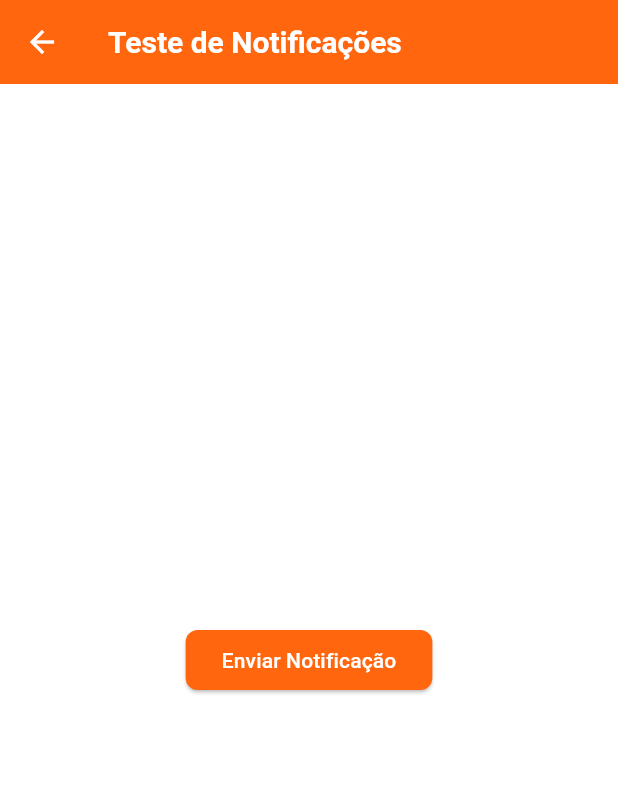
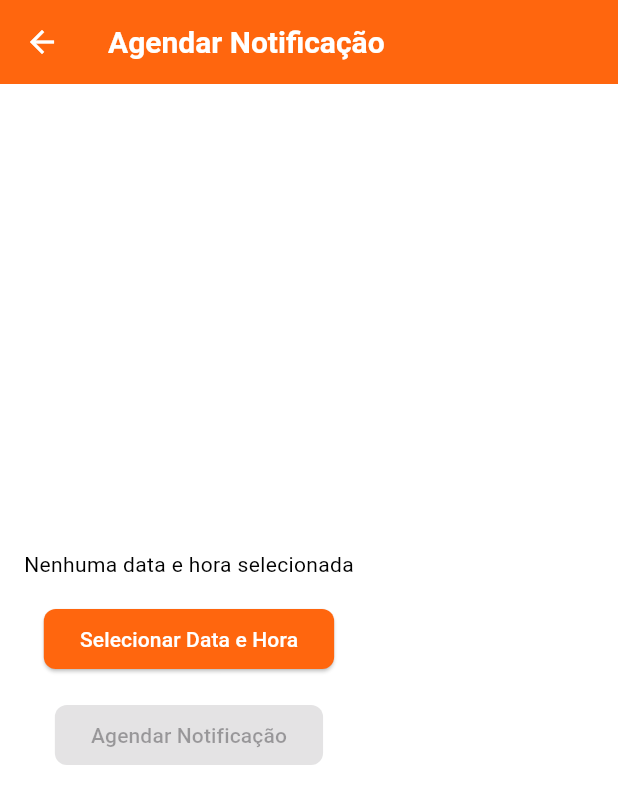
Before and after one commit to piquibr/Flutter_Project_Facul_definitive, a Flutter app: the NotificationTestApp screen opened directly, on a phone screen of 412 x 824 dp. Shown: the top 804 px of the screen. Run offline on Flutter 3.47's test engine with Material 3 defaults, Android fonts, the phone set to English and light mode, and no system bars; our stand-ins replace auto_size_text, flutter_local_notifications, permission_handler, timezone; project files that could hold a hidden picture were left out.

Commit message:
noti funciona nathan

```diff
--- a/lib/notification.dart
+++ b/lib/notification.dart
@@ -1,6 +1,7 @@
 import 'package:flutter/material.dart';
 import 'package:flutter_local_notifications/flutter_local_notifications.dart';
 import 'package:permission_handler/permission_handler.dart';
+import 'package:intl/intl.dart';
 
 class NotificationTestApp extends StatefulWidget {
   @override
@@ -8,7 +9,10 @@ class NotificationTestApp extends StatefulWidget {
 }
 
 class _NotificationTestAppState extends State<NotificationTestApp> {
-  FlutterLocalNotificationsPlugin flutterLocalNotificationsPlugin = FlutterLocalNotificationsPlugin();
+  final FlutterLocalNotificationsPlugin flutterLocalNotificationsPlugin =
+      FlutterLocalNotificationsPlugin();
+
+  DateTime? selectedDateTime;
 
   @override
   void initState() {
@@ -21,7 +25,8 @@ class _NotificationTestAppState extends State<NotificationTestApp> {
     const AndroidInitializationSettings initializationSettingsAndroid =
         AndroidInitializationSettings('@mipmap/ic_launcher');
 
-    const InitializationSettings initializationSettings = InitializationSettings(
+    const InitializationSettings initializationSettings =
+        InitializationSettings(
       android: initializationSettingsAndroid,
     );
 
@@ -34,40 +39,99 @@ class _NotificationTestAppState extends State<NotificationTestApp> {
     }
   }
 
-  Future<void> showNotification() async {
-    const String title = 'Olá, Mundo!';
-    const String body = 'Esta é uma notificação de exemplo.';
+  Future<void> scheduleNotification(DateTime scheduledTime) async {
+    const String title = 'Lembrete: Hora de Dormir!';
+    const String body = 'Está na hora de descansar e recarregar as energias.';
 
+    final difference = scheduledTime.difference(DateTime.now()).inSeconds;
+
+    if (difference > 0) {
+      await Future.delayed(Duration(seconds: difference), () async {
         await flutterLocalNotificationsPlugin.show(
           1, // ID único da notificação
           title,
           body,
           const NotificationDetails(
             android: AndroidNotificationDetails(
-          'test_channel_id',
-          'Test Notifications',
-          channelDescription: 'Canal de Notificações de Teste',
+              'sleep_reminder_channel',
+              'Sleep Reminder Notifications',
+              channelDescription: 'Canal para lembretes de hora de dormir',
               importance: Importance.max,
               priority: Priority.high,
             ),
           ),
         );
+      });
 
       ScaffoldMessenger.of(context).showSnackBar(
-      SnackBar(content: Text('Notificação enviada: $title')),
+        SnackBar(
+            content: Text(
+                'Notificação agendada para: ${DateFormat('dd/MM/yyyy HH:mm').format(scheduledTime)}')),
       );
+    } else {
+      ScaffoldMessenger.of(context).showSnackBar(
+        SnackBar(content: Text('Selecione um horário no futuro.')),
+      );
+    }
+  }
+
+  Future<void> pickDateTime(BuildContext context) async {
+    DateTime? pickedDate = await showDatePicker(
+      context: context,
+      initialDate: DateTime.now(),
+      firstDate: DateTime.now(),
+      lastDate: DateTime(2100),
+    );
+
+    if (pickedDate != null) {
+      TimeOfDay? pickedTime = await showTimePicker(
+        context: context,
+        initialTime: TimeOfDay.now(),
+      );
+
+      if (pickedTime != null) {
+        setState(() {
+          selectedDateTime = DateTime(
+            pickedDate.year,
+            pickedDate.month,
+            pickedDate.day,
+            pickedTime.hour,
+            pickedTime.minute,
+          );
+        });
+      }
+    }
   }
 
   @override
   Widget build(BuildContext context) {
     return Scaffold(
       appBar: AppBar(
-        title: const Text('Teste de Notificações'),
+        title: const Text('Agendar Notificação'),
       ),
-      body: Center(
-        child: ElevatedButton(
-          onPressed: showNotification, // Chama a notificação
-          child: const Text('Enviar Notificação'),
+      body: Padding(
+        padding: const EdgeInsets.all(16.0),
+        child: Column(
+          mainAxisAlignment: MainAxisAlignment.center,
+          children: [
+            Text(
+              selectedDateTime == null
+                  ? 'Nenhuma data e hora selecionada'
+                  : 'Data e hora selecionada: ${DateFormat('dd/MM/yyyy HH:mm').format(selectedDateTime!)}',
+            ),
+            const SizedBox(height: 16),
+            ElevatedButton(
+              onPressed: () => pickDateTime(context),
+              child: const Text('Selecionar Data e Hora'),
+            ),
+            const SizedBox(height: 16),
+            ElevatedButton(
+              onPressed: selectedDateTime == null
+                  ? null
+                  : () => scheduleNotification(selectedDateTime!),
+              child: const Text('Agendar Notificação'),
+            ),
+          ],
         ),
       ),
     );
```
Also changed, not shown: pubspec.yaml (+4 -4 lines), pubspec.lock. Lines whose indentation alone changed are shown as unchanged.
